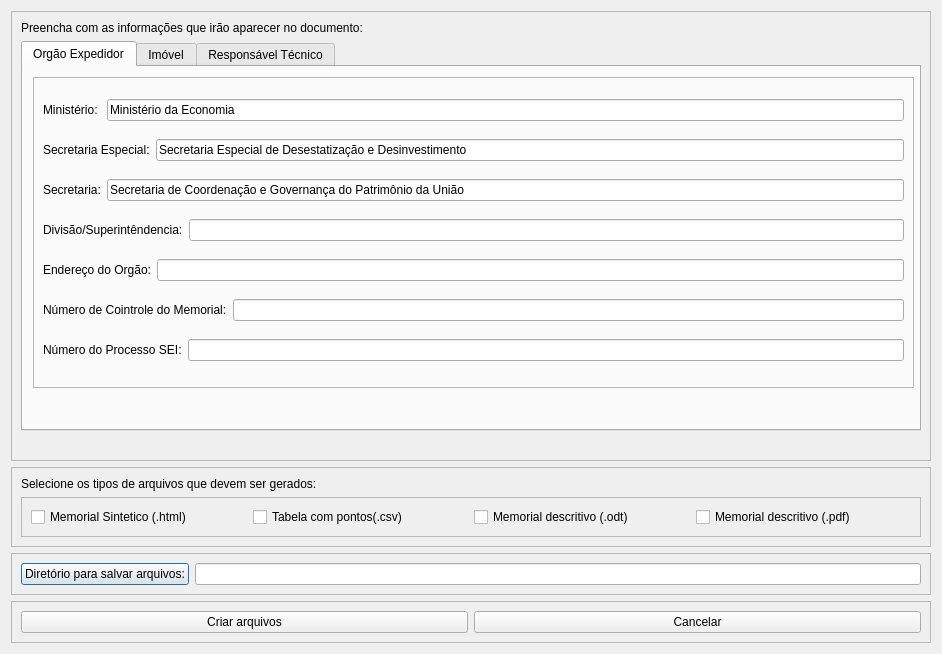
First picture: the form in azimuthsAndDistances/ui_memorialGenerator.ui, repository guilhermehrn/spugeomemorial, before the edit.
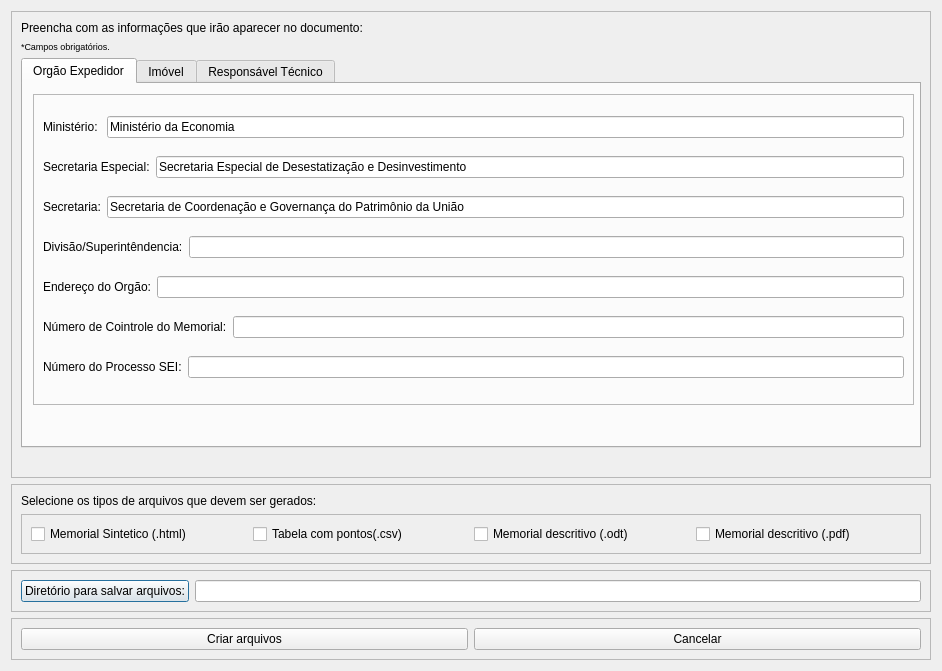
Second picture: the form after the edit. The open tabs and pages were chosen to show the change.

Commit message: aprimorando caixa de dialogos

```diff
--- a/azimuthsAndDistances/ui_memorialGenerator.ui
+++ b/azimuthsAndDistances/ui_memorialGenerator.ui
@@ -7,7 +7,7 @@
     <x>0</x>
     <y>0</y>
     <width>942</width>
-    <height>654</height>
+    <height>666</height>
    </rect>
   </property>
   <property name="windowTitle">
@@ -132,14 +132,7 @@
       <enum>QFrame::Sunken</enum>
      </property>
      <layout class="QGridLayout" name="gridLayout_5">
-      <item row="0" column="0">
-       <widget class="QLabel" name="label_24">
-        <property name="text">
-         <string>Preencha com as informações que irão aparecer no documento:</string>
-        </property>
-       </widget>
-      </item>
-      <item row="1" column="0">
+      <item row="2" column="0">
        <widget class="QTabWidget" name="tabWidget">
         <property name="sizePolicy">
          <sizepolicy hsizetype="Preferred" vsizetype="Preferred">
@@ -957,7 +950,7 @@
         </widget>
        </widget>
       </item>
-      <item row="2" column="0">
+      <item row="3" column="0">
        <widget class="QLabel" name="label_34">
         <property name="text">
          <string/>
@@ -967,6 +960,25 @@
         </property>
        </widget>
       </item>
+      <item row="0" column="0">
+       <widget class="QLabel" name="label_24">
+        <property name="text">
+         <string>Preencha com as informações que irão aparecer no documento:</string>
+        </property>
+       </widget>
+      </item>
+      <item row="1" column="0">
+       <widget class="QLabel" name="label_35">
+        <property name="font">
+         <font>
+          <pointsize>7</pointsize>
+         </font>
+        </property>
+        <property name="text">
+         <string>*Campos obrigatórios.</string>
+        </property>
+       </widget>
+      </item>
      </layout>
     </widget>
    </item>
```
Left out of the diff: 16 changed lines with no effect on the pictures. The commit also changes 1 other file.
